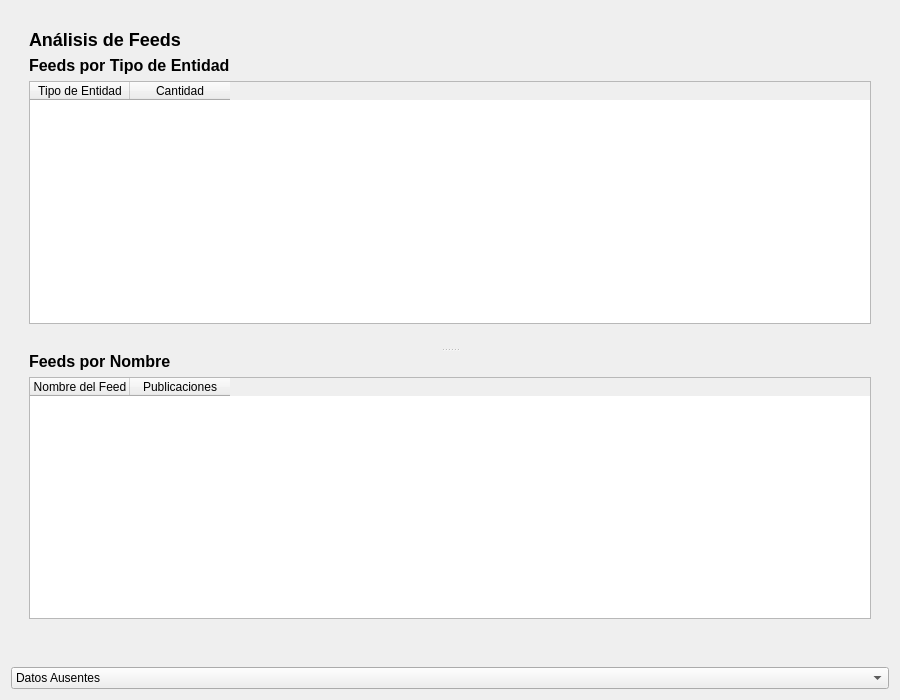
volteret4/mfuz, file ui/stats/stats_module.ui: the form before one commit.
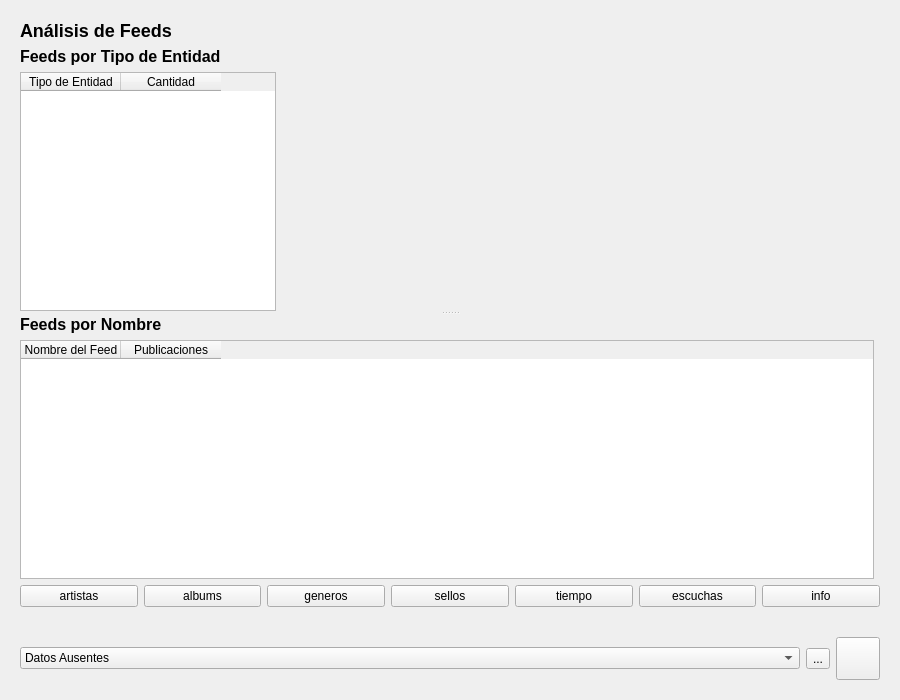
The form after the commit. The open tabs and pages were chosen to show the change. Icons and pictures are not drawn.

Patch:
```diff
--- a/ui/stats/stats_module.ui
+++ b/ui/stats/stats_module.ui
@@ -23,6 +23,18 @@
    <item>
     <widget class="QWidget" name="stats_content" native="true">
      <layout class="QVBoxLayout" name="verticalLayout_2">
+      <property name="leftMargin">
+       <number>0</number>
+      </property>
+      <property name="topMargin">
+       <number>0</number>
+      </property>
+      <property name="rightMargin">
+       <number>0</number>
+      </property>
+      <property name="bottomMargin">
+       <number>0</number>
+      </property>
       <item>
        <widget class="QStackedWidget" name="stacked_widget">
         <property name="currentIndex">
@@ -1329,76 +1341,385 @@
            </widget>
           </item>
           <item>
-           <widget class="QSplitter" name="splitter_feeds">
-            <property name="orientation">
-             <enum>Qt::Orientation::Vertical</enum>
+           <widget class="QStackedWidget" name="stackedWidget_2">
+            <property name="currentIndex">
+             <number>7</number>
             </property>
-            <widget class="QWidget" name="widget_feeds_top">
-             <layout class="QVBoxLayout" name="verticalLayout_feeds_top">
+            <widget class="QWidget" name="feeds_entitys">
+             <layout class="QVBoxLayout" name="verticalLayout_44">
+              <property name="leftMargin">
+               <number>0</number>
+              </property>
+              <property name="topMargin">
+               <number>0</number>
+              </property>
+              <property name="rightMargin">
+               <number>0</number>
+              </property>
+              <property name="bottomMargin">
+               <number>0</number>
+              </property>
               <item>
-               <widget class="QLabel" name="label_entity_title">
-                <property name="styleSheet">
-                 <string>font-size: 16px; font-weight: bold;</string>
+               <widget class="QSplitter" name="splitter_feeds">
+                <property name="orientation">
+                 <enum>Qt::Orientation::Vertical</enum>
                 </property>
-                <property name="text">
-                 <string>Feeds por Tipo de Entidad</string>
-                </property>
+                <widget class="QWidget" name="widget_feeds_top">
+                 <layout class="QHBoxLayout" name="horizontalLayout_14">
+                  <item>
+                   <widget class="QWidget" name="feed_entity_widget" native="true">
+                    <property name="sizePolicy">
+                     <sizepolicy hsizetype="Fixed" vsizetype="Preferred">
+                      <horstretch>0</horstretch>
+                      <verstretch>0</verstretch>
+                     </sizepolicy>
+                    </property>
+                    <layout class="QVBoxLayout" name="verticalLayout_41">
+                     <property name="leftMargin">
+                      <number>0</number>
+                     </property>
+                     <property name="topMargin">
+                      <number>0</number>
+                     </property>
+                     <property name="rightMargin">
+                      <number>0</number>
+                     </property>
+                     <property name="bottomMargin">
+                      <number>0</number>
+                     </property>
+                     <item>
+                      <widget class="QLabel" name="label_entity_title">
+                       <property name="styleSheet">
+                        <string>font-size: 16px; font-weight: bold;</string>
+                       </property>
+                       <property name="text">
+                        <string>Feeds por Tipo de Entidad</string>
+                       </property>
+                      </widget>
+                     </item>
+                     <item>
+                      <widget class="QTableWidget" name="table_entity">
+                       <column>
+                        <property name="text">
+                         <string>Tipo de Entidad</string>
+                        </property>
+                       </column>
+                       <column>
+                        <property name="text">
+                         <string>Cantidad</string>
+                        </property>
+                       </column>
+                      </widget>
+                     </item>
+                    </layout>
+                   </widget>
+                  </item>
+                  <item>
+                   <widget class="QWidget" name="chart_container_entity" native="true">
+                    <layout class="QVBoxLayout" name="verticalLayout_5">
+                     <property name="leftMargin">
+                      <number>0</number>
+                     </property>
+                     <property name="topMargin">
+                      <number>0</number>
+                     </property>
+                     <property name="rightMargin">
+                      <number>0</number>
+                     </property>
+                     <property name="bottomMargin">
+                      <number>0</number>
+                     </property>
+                    </layout>
+                   </widget>
+                  </item>
+                 </layout>
+                </widget>
+                <widget class="QWidget" name="widget_feeds_bottom">
+                 <layout class="QHBoxLayout" name="horizontalLayout_15">
+                  <item>
+                   <widget class="QWidget" name="feed_names_widget" native="true">
+                    <layout class="QVBoxLayout" name="verticalLayout_42">
+                     <property name="leftMargin">
+                      <number>0</number>
+                     </property>
+                     <property name="topMargin">
+                      <number>0</number>
+                     </property>
+                     <property name="rightMargin">
+                      <number>0</number>
+                     </property>
+                     <property name="bottomMargin">
+                      <number>0</number>
+                     </property>
+                     <item>
+                      <widget class="QLabel" name="label_feeds_names">
+                       <property name="styleSheet">
+                        <string>font-size: 16px; font-weight: bold;</string>
+                       </property>
+                       <property name="text">
+                        <string>Feeds por Nombre</string>
+                       </property>
+                      </widget>
+                     </item>
+                     <item>
+                      <widget class="QTableWidget" name="table_feeds">
+                       <column>
+                        <property name="text">
+                         <string>Nombre del Feed</string>
+                        </property>
+                       </column>
+                       <column>
+                        <property name="text">
+                         <string>Publicaciones</string>
+                        </property>
+                       </column>
+                      </widget>
+                     </item>
+                    </layout>
+                   </widget>
+                  </item>
+                  <item>
+                   <widget class="QWidget" name="chart_container_feeds" native="true">
+                    <layout class="QVBoxLayout" name="verticalLayout_4">
+                     <property name="leftMargin">
+                      <number>0</number>
+                     </property>
+                     <property name="topMargin">
+                      <number>0</number>
+                     </property>
+                     <property name="rightMargin">
+                      <number>0</number>
+                     </property>
+                     <property name="bottomMargin">
+                      <number>0</number>
+                     </property>
+                    </layout>
+                   </widget>
+                  </item>
+                 </layout>
+                </widget>
                </widget>
               </item>
+             </layout>
+            </widget>
+            <widget class="QWidget" name="feeds_page_artists">
+             <layout class="QHBoxLayout" name="horizontalLayout_17">
               <item>
-               <widget class="QTableWidget" name="table_entity">
-                <column>
-                 <property name="text">
-                  <string>Tipo de Entidad</string>
-                 </property>
-                </column>
-                <column>
-                 <property name="text">
-                  <string>Cantidad</string>
-                 </property>
-                </column>
+               <widget class="QWidget" name="feeds_artist_widget" native="true">
+                <layout class="QVBoxLayout" name="verticalLayout_46">
+                 <item>
+                  <widget class="QTableWidget" name="table_feeds_artists">
+                   <column>
+                    <property name="text">
+                     <string>Artistas</string>
+                    </property>
+                   </column>
+                   <column>
+                    <property name="text">
+                     <string>Albums</string>
+                    </property>
+                   </column>
+                   <column>
+                    <property name="text">
+                     <string>Reviews</string>
+                    </property>
+                   </column>
+                  </widget>
+                 </item>
+                </layout>
                </widget>
               </item>
               <item>
-               <widget class="QWidget" name="chart_container_entity" native="true">
-                <layout class="QVBoxLayout" name="verticalLayout_5"/>
+               <widget class="QWidget" name="chart_artists_widget" native="true">
+                <layout class="QVBoxLayout" name="verticalLayout_45"/>
                </widget>
               </item>
              </layout>
             </widget>
-            <widget class="QWidget" name="widget_feeds_bottom">
-             <layout class="QVBoxLayout" name="verticalLayout_feeds_bottom">
+            <widget class="QWidget" name="feed_page_albums">
+             <layout class="QHBoxLayout" name="horizontalLayout_18">
               <item>
-               <widget class="QLabel" name="label_feed_names">
-                <property name="styleSheet">
-                 <string>font-size: 16px; font-weight: bold;</string>
-                </property>
-                <property name="text">
-                 <string>Feeds por Nombre</string>
-                </property>
+               <widget class="QWidget" name="widget_16" native="true">
+                <layout class="QVBoxLayout" name="verticalLayout_48">
+                 <item>
+                  <widget class="QTableWidget" name="table_feeds_albums"/>
+                 </item>
+                </layout>
                </widget>
               </item>
               <item>
-               <widget class="QTableWidget" name="table_feeds">
-                <column>
-                 <property name="text">
-                  <string>Nombre del Feed</string>
-                 </property>
-                </column>
-                <column>
-                 <property name="text">
-                  <string>Publicaciones</string>
-                 </property>
-                </column>
+               <widget class="QWidget" name="charts_feeds_albums" native="true">
+                <layout class="QVBoxLayout" name="verticalLayout_47"/>
                </widget>
               </item>
               <item>
-               <widget class="QWidget" name="chart_container_feeds" native="true">
-                <layout class="QVBoxLayout" name="verticalLayout_4"/>
+               <widget class="QWidget" name="widget_feeds_genres" native="true">
+                <layout class="QVBoxLayout" name="verticalLayout_50">
+                 <item>
+                  <widget class="QTableWidget" name="table_feeds_genres"/>
+                 </item>
+                </layout>
                </widget>
               </item>
              </layout>
             </widget>
+            <widget class="QWidget" name="feeds_page_labels">
+             <layout class="QHBoxLayout" name="horizontalLayout_20">
+              <item>
+               <widget class="QWidget" name="widget_feeds_labels" native="true">
+                <layout class="QVBoxLayout" name="verticalLayout_51">
+                 <item>
+                  <widget class="QTableWidget" name="table_feeds_labels"/>
+                 </item>
+                </layout>
+               </widget>
+              </item>
+              <item>
+               <widget class="QWidget" name="chart_feeds_labels" native="true">
+                <layout class="QHBoxLayout" name="horizontalLayout_21"/>
+               </widget>
+              </item>
+             </layout>
+            </widget>
+            <widget class="QWidget" name="feeds_page_time">
+             <layout class="QHBoxLayout" name="horizontalLayout_22">
+              <item>
+               <widget class="QWidget" name="widget_feeds_time" native="true">
+                <layout class="QVBoxLayout" name="verticalLayout_53">
+                 <item>
+                  <widget class="QTableWidget" name="table_feeds_time"/>
+                 </item>
+                </layout>
+               </widget>
+              </item>
+              <item>
+               <widget class="QWidget" name="charts_feeds_time" native="true">
+                <layout class="QVBoxLayout" name="verticalLayout_52"/>
+               </widget>
+              </item>
+             </layout>
+            </widget>
+            <widget class="QWidget" name="feeds_page_info">
+             <layout class="QHBoxLayout" name="horizontalLayout_24">
+              <item>
+               <widget class="QWidget" name="widget_feeds_info" native="true">
+                <layout class="QVBoxLayout" name="verticalLayout_57">
+                 <item>
+                  <widget class="QTableWidget" name="table_feeds_info"/>
+                 </item>
+                </layout>
+               </widget>
+              </item>
+              <item>
+               <widget class="QWidget" name="chart_feeds_info" native="true">
+                <layout class="QVBoxLayout" name="verticalLayout_56"/>
+               </widget>
+              </item>
+             </layout>
+            </widget>
+            <widget class="QWidget" name="feeds_page_listens">
+             <layout class="QHBoxLayout" name="horizontalLayout_23">
+              <item>
+               <widget class="QWidget" name="widget_feeds_listens" native="true">
+                <layout class="QVBoxLayout" name="verticalLayout_55">
+                 <item>
+                  <widget class="QTableWidget" name="table_feeds_listens"/>
+                 </item>
+                </layout>
+               </widget>
+              </item>
+              <item>
+               <widget class="QWidget" name="chart_feeds_listens" native="true">
+                <layout class="QVBoxLayout" name="verticalLayout_54"/>
+               </widget>
+              </item>
+             </layout>
+            </widget>
+           </widget>
+          </item>
+          <item>
+           <widget class="QWidget" name="widget_19" native="true">
+            <layout class="QHBoxLayout" name="horizontalLayout_16">
+             <property name="leftMargin">
+              <number>0</number>
+             </property>
+             <property name="topMargin">
+              <number>0</number>
+             </property>
+             <property name="rightMargin">
+              <number>0</number>
+             </property>
+             <property name="bottomMargin">
+              <number>0</number>
+             </property>
+             <item>
+              <widget class="QPushButton" name="feeds_button_artists">
+               <property name="text">
+                <string>artistas</string>
+               </property>
+              </widget>
+             </item>
+             <item>
+              <widget class="QPushButton" name="feeds_button_albums">
+               <property name="text">
+                <string>albums</string>
+               </property>
+              </widget>
+             </item>
+             <item>
+              <widget class="QPushButton" name="feeds_button_genres">
+               <property name="text">
+                <string>generos</string>
+               </property>
+              </widget>
+             </item>
+             <item>
+              <widget class="QPushButton" name="feeds_button_labels">
+               <property name="text">
+                <string>sellos</string>
+               </property>
+              </widget>
+             </item>
+             <item>
+              <widget class="QPushButton" name="feeds_button_time">
+               <property name="text">
+                <string>tiempo</string>
+               </property>
+              </widget>
+             </item>
+             <item>
+              <widget class="QPushButton" name="feeds_button_listens">
+               <property name="text">
+                <string>escuchas</string>
+               </property>
+              </widget>
+             </item>
+             <item>
+              <widget class="QPushButton" name="feeds_button_info">
+               <property name="text">
+                <string>info</string>
+               </property>
+              </widget>
+             </item>
+            </layout>
+           </widget>
+          </item>
+          <item>
+           <widget class="QWidget" name="widget_18" native="true">
+            <layout class="QVBoxLayout" name="verticalLayout_43">
+             <property name="leftMargin">
+              <number>0</number>
+             </property>
+             <property name="topMargin">
+              <number>0</number>
+             </property>
+             <property name="rightMargin">
+              <number>0</number>
+             </property>
+             <property name="bottomMargin">
+              <number>0</number>
+             </property>
+            </layout>
            </widget>
           </item>
          </layout>
@@ -1409,42 +1730,122 @@
     </widget>
    </item>
    <item>
-    <widget class="QComboBox" name="category_combo">
-     <item>
-      <property name="text">
-       <string>Datos Ausentes</string>
-      </property>
-     </item>
-     <item>
-      <property name="text">
-       <string>Géneros</string>
-      </property>
-     </item>
-     <item>
-      <property name="text">
-       <string>Escuchas</string>
-      </property>
-     </item>
-     <item>
-      <property name="text">
-       <string>Sellos</string>
-      </property>
-     </item>
-     <item>
-      <property name="text">
-       <string>Tiempo</string>
-      </property>
-     </item>
-     <item>
-      <property name="text">
-       <string>Países</string>
-      </property>
-     </item>
-     <item>
-      <property name="text">
-       <string>Feeds</string>
-      </property>
-     </item>
+    <widget class="QWidget" name="widget_22" native="true">
+     <layout class="QHBoxLayout" name="horizontalLayout_34">
+      <item>
+       <widget class="QComboBox" name="category_combo">
+        <property name="currentIndex">
+         <number>0</number>
+        </property>
+        <item>
+         <property name="text">
+          <string>Datos Ausentes</string>
+         </property>
+        </item>
+        <item>
+         <property name="text">
+          <string>Géneros</string>
+         </property>
+        </item>
+        <item>
+         <property name="text">
+          <string>Escuchas</string>
+         </property>
+        </item>
+        <item>
+         <property name="text">
+          <string>Sellos</string>
+         </property>
+        </item>
+        <item>
+         <property name="text">
+          <string>Tiempo</string>
+         </property>
+        </item>
+        <item>
+         <property name="text">
+          <string>Países</string>
+         </property>
+        </item>
+        <item>
+         <property name="text">
+          <string>Feeds</string>
+         </property>
+        </item>
+        <item>
+         <property name="text">
+          <string>Bitrate</string>
+         </property>
+        </item>
+        <item>
+         <property name="text">
+          <string>Letras</string>
+         </property>
+        </item>
+        <item>
+         <property name="text">
+          <string>Productores</string>
+         </property>
+        </item>
+        <item>
+         <property name="text">
+          <string>Colaboradores</string>
+         </property>
+        </item>
+        <item>
+         <property name="text">
+          <string>Artistas</string>
+         </property>
+        </item>
+        <item>
+         <property name="text">
+          <string>Álbums</string>
+         </property>
+        </item>
+        <item>
+         <property name="text">
+          <string>Canciones</string>
+         </property>
+        </item>
+       </widget>
+      </item>
+      <item>
+       <widget class="QToolButton" name="toolButton">
+        <property name="text">
+         <string>...</string>
+        </property>
+       </widget>
+      </item>
+      <item>
+       <widget class="QToolButton" name="toolButton_2">
+        <property name="sizePolicy">
+         <sizepolicy hsizetype="Fixed" vsizetype="Fixed">
+          <horstretch>38</horstretch>
+          <verstretch>38</verstretch>
+         </sizepolicy>
+        </property>
+        <property name="minimumSize">
+         <size>
+          <width>38</width>
+          <height>38</height>
+         </size>
+        </property>
+        <property name="text">
+         <string/>
+        </property>
+        <property name="icon">
+         <iconset resource="../../images.qrc">
+          <normaloff>:/services/b_download</normaloff>:/services/b_download</iconset>
+        </property>
+        <property name="iconSize">
+         <size>
+          <width>36</width>
+          <height>36</height>
+         </size>
+        </property>
+       </widget>
+      </item>
+     </layout>
     </widget>
    </item>
   </layout>
```
Left out of the diff: 544 changed lines with no effect on the pictures.
